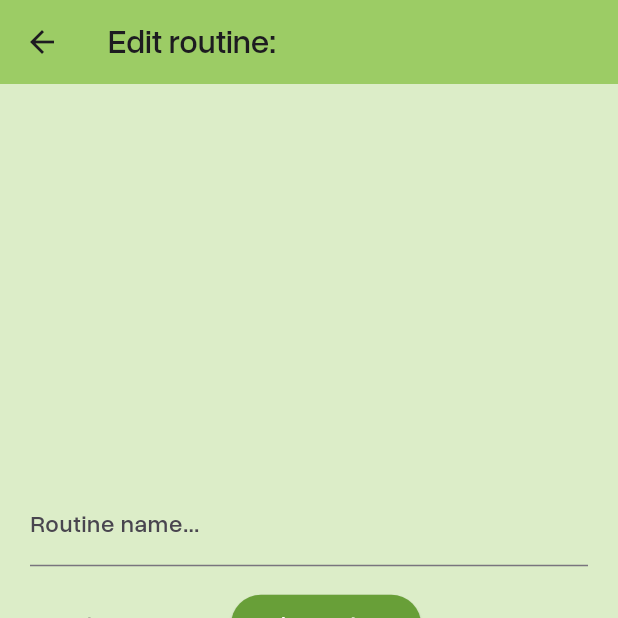
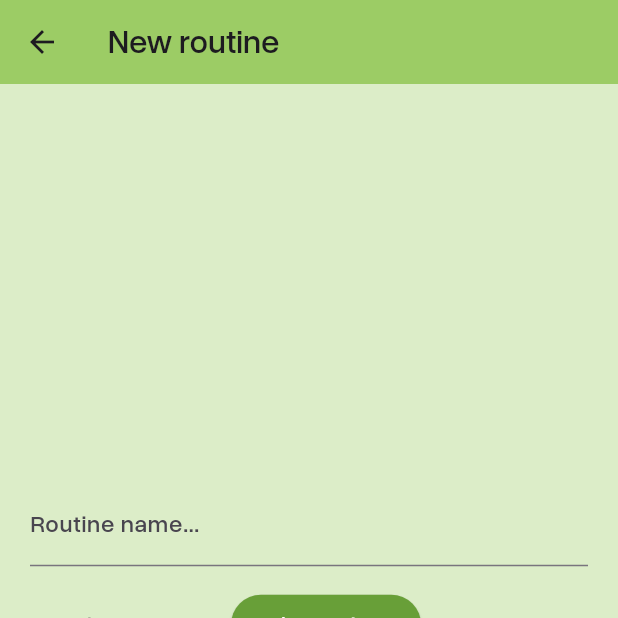
Before and after one commit to mantot-123/gym_workout_finder_tracker_app_flutter, a Flutter app: the EditRoutinePage screen opened directly, on a phone screen of 412 x 824 dp, the top half of it. Run offline on Flutter 3.47's test engine with Material 3 defaults, Android fonts, the phone set to English and light mode, and no system bars; our stand-ins replace hive, hive_flutter, loading_animation_widget; accounts and stored records are empty; statements that could not run were skipped.

Commit message:
fix: Fix routine editor page not showing the correct app bar title text

```diff
--- a/lib/models/routine.dart
+++ b/lib/models/routine.dart
@@ -1,5 +1,6 @@
 import 'package:flutter/material.dart';
 import "package:hive/hive.dart";
+import "task.dart";
 
 part "routine.g.dart";
 
@@ -14,5 +15,8 @@ class Routine {
     @HiveField(2)
     TimeOfDay timeStart;
 
-    Routine({ required this.id, required this.name, required this.timeStart });
+    // @HiveField(3)
+    // List<Task> tasks = [];
+
+    Routine({ required this.id, required this.name, required this.timeStart, });
 }
--- a/lib/pages/edit_routine.dart
+++ b/lib/pages/edit_routine.dart
@@ -47,7 +47,7 @@ class _EditRoutinePageState extends State<EditRoutinePage> {
   @override
   Widget build(BuildContext context) {
     return UIScaffold(
-      appBarTitle: widget.mode == 0 ? "Edit routine: ${widget.data.name}" : "New routine",
+      appBarTitle: widget.mode == 1 ? "Edit routine: ${widget.data.name}" : "New routine",
       scaffoldBody: Center(
         child: Container(
           width: 500,
```
Also changed, not shown: lib/pages/routine_details.dart (added, +15 -0 lines), lib/pages/routine_info.dart (deleted).
